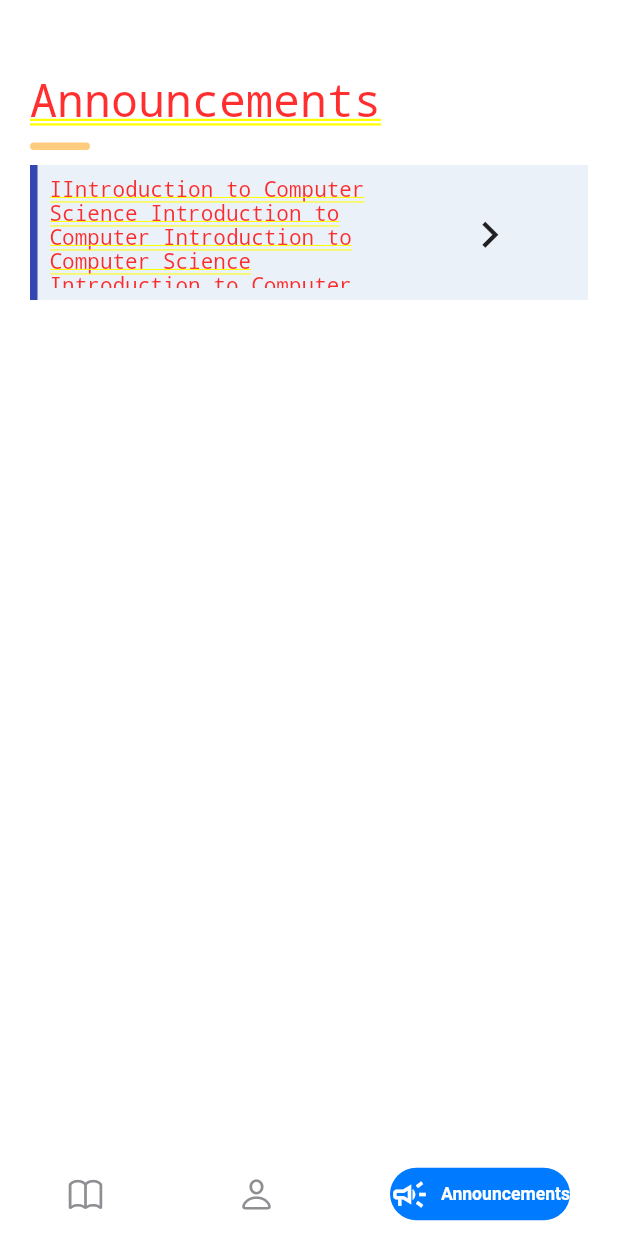
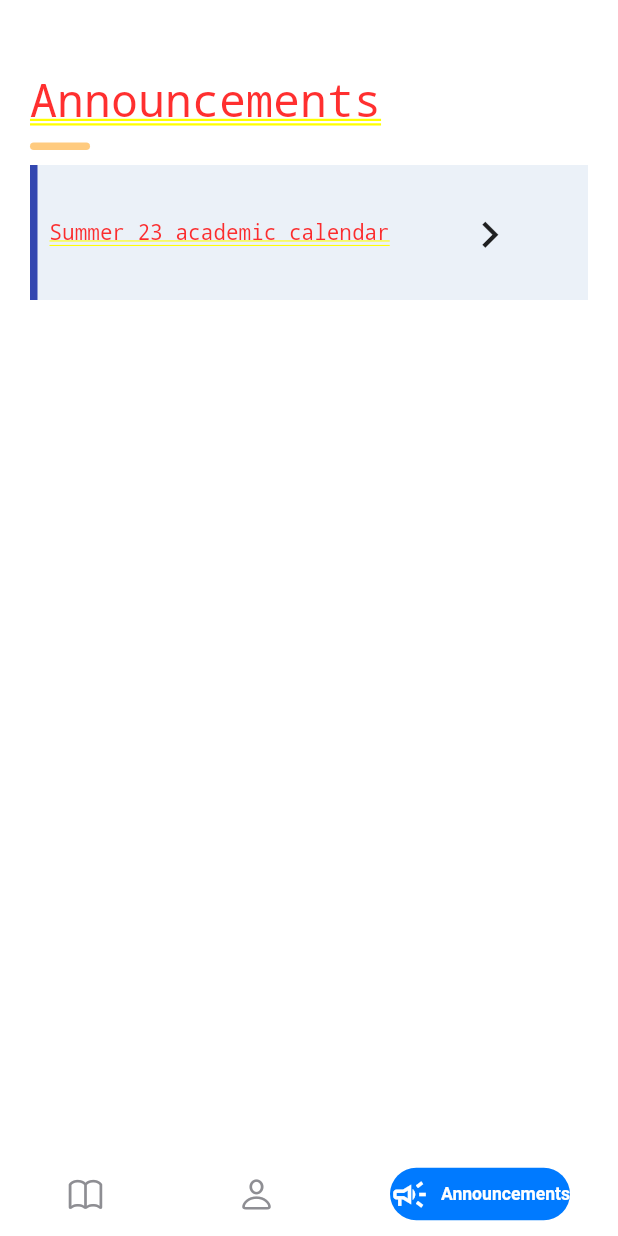
Before and after one commit to spike-lgtm/iub-students, a Flutter app: the screen it shows after launch, item 3 of the bottom bar chosen, on a phone screen of 412 x 824 dp. Run offline on Flutter 3.47's test engine with Material 2 defaults, Android fonts, the phone set to English and light mode, and no system bars; drawn by our look-alikes of persistent_bottom_nav_bar; our stand-ins replace animated_text_kit, iconsax, loading_animation_widget.

Commit message:
Fixed time and design issues

```diff
--- a/lib/UI/announcement.dart
+++ b/lib/UI/announcement.dart
@@ -50,7 +50,7 @@ class _AnnouncementState extends State<Announcement> {
                     width: 240,
                     child: SingleChildScrollView(
                       child: Text(
-                        "IIntroduction to Computer Science Introduction to Computer Introduction to Computer Science Introduction to Computer Introduction to Computer Science Introduction to Computer Introduction to Computer Science Introduction to Computer Introduction to Computer Science Introduction to Computer ",
+                        "Summer 23 academic calendar ",
                         style: TextStyle(
                             fontSize: 14, fontWeight: FontWeight.w500),
                       ),
--- a/lib/UI/classes.dart
+++ b/lib/UI/classes.dart
@@ -114,7 +114,7 @@ class _ClassesState extends State<Classes> {
       children: [
         Container(
           width: double.infinity, // Sets the width to the screen width
-          height: 90,
+          height: MediaQuery.of(context).size.height * 0.12,
           color: const Color(0xffEBF1F8),
           child: Row(
             children: [
@@ -124,7 +124,7 @@ class _ClassesState extends State<Classes> {
                 width: 5,
               ),
               SizedBox(
-                width: 220,
+                width: MediaQuery.of(context).size.width * 0.55,
                 child: Padding(
                   padding: const EdgeInsets.all(14.0),
                   child: Column(
@@ -139,7 +139,7 @@ class _ClassesState extends State<Classes> {
                       Text(
                         buildCourseText(course.name),
                         style: TextStyle(
-                            fontSize: 16, fontWeight: FontWeight.w400),
+                            fontSize: 14, fontWeight: FontWeight.w400),
                       ),
                       SizedBox(
                         height: 5,
--- a/lib/UI/profile.dart
+++ b/lib/UI/profile.dart
@@ -139,7 +139,7 @@ class _ProfileState extends State<Profile> {
                   SizedBox(
                     child: DefaultTextStyle(
                       style: const TextStyle(
-                          fontSize: 40,
+                          fontSize: 35,
                           fontWeight: FontWeight.w200,
                           color: Colors.white),
                       child: AnimatedTextKit(
--- a/lib/main.dart
+++ b/lib/main.dart
@@ -36,10 +36,12 @@ class MyApp extends StatelessWidget {
             } else if (snapshot.hasError) {
               return const Center(child: Text("Error Processing Data, Please try again!"),);
             } else {
-              return Center(
-                child: LoadingAnimationWidget.prograssiveDots(
-                  color: const Color(0xff3347B0),
-                  size: 200,
+              return Scaffold(
+                body: Center(
+                  child: LoadingAnimationWidget.prograssiveDots(
+                    color: const Color(0xff3347B0),
+                    size: 75,
+                  ),
                 ),
               );
             }
--- a/lib/models/routine.dart
+++ b/lib/models/routine.dart
@@ -30,26 +30,36 @@ class Routine {
       saturday: parseCourseList(json['Saturday']),
     );
   }
-
   List<Course> getCourseList(int dayOfWeek) {
+    List<Course> courses;
     switch (dayOfWeek) {
       case 1:
-        return monday;
+        courses = sunday;
+        break;
       case 2:
-        return tuesday;
+        courses = monday;
+        break;
       case 3:
-        return wednesday;
+        courses = tuesday;
+        break;
       case 4:
-        return thursday;
+        courses = wednesday;
+        break;
       case 5:
-        return friday;
+        courses = thursday;
+        break;
       case 6:
-        return saturday;
+        courses = friday;
+        break;
       case 7:
-        return sunday;
+        courses = saturday;
+        break;
       default:
         throw Exception('Invalid day of week');
     }
+
+    courses.sort((a, b) => a.startTime.compareTo(b.startTime));
+    return courses;
   }
 
   static List<Course> parseCourseList(List<dynamic> list) {
```
